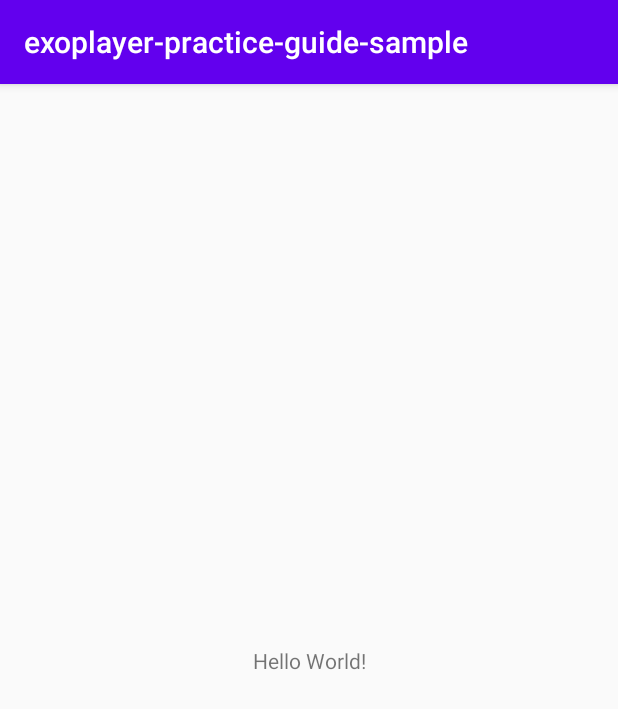
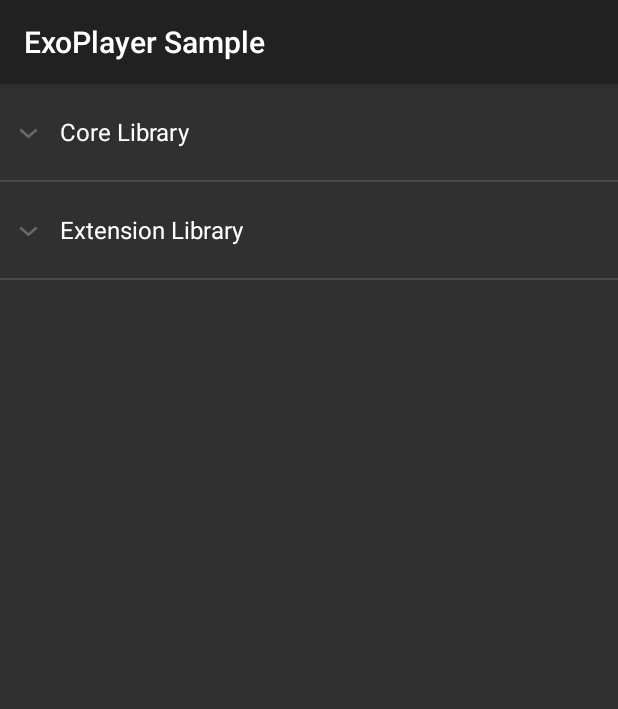
Before and after one commit to TakuSemba/exoplayer-practice-guide-sample, an Android app: the screen it shows after launch (MainActivity before the commit, SampleChooserActivity after it), on a phone screen of 412 x 824 dp. Shown: the top 709 px of the screen. Run offline under Robolectric (Android 15) with nearby library versions, the phone set to English and light mode, and no system bars.

Commit message:
create sample chooser

```diff
--- a/app/src/main/java/com/takusemba/exobook/MainActivity.kt
+++ /dev/null
@@ -1,12 +0,0 @@
-package com.takusemba.exobook
-
-import androidx.appcompat.app.AppCompatActivity
-import android.os.Bundle
-
-class MainActivity : AppCompatActivity() {
-
-    override fun onCreate(savedInstanceState: Bundle?) {
-        super.onCreate(savedInstanceState)
-        setContentView(R.layout.activity_main)
-    }
-}
--- /dev/null
+++ b/app/src/main/java/com/takusemba/exobook/SampleAdapter.kt
@@ -0,0 +1,102 @@
+package com.takusemba.exobook
+
+import android.view.LayoutInflater
+import android.view.View
+import android.view.ViewGroup
+import android.widget.BaseExpandableListAdapter
+import android.widget.TextView
+
+class SampleAdapter : BaseExpandableListAdapter() {
+
+    override fun getGroupView(
+        groupPosition: Int,
+        isExpanded: Boolean,
+        convertView: View?,
+        parent: ViewGroup
+    ): View {
+        val view = convertView ?: LayoutInflater.from(parent.context)
+            .inflate(android.R.layout.simple_expandable_list_item_1, parent, false)
+        val (title, _) = getGroup(groupPosition)
+        (view as TextView).text = title
+        return view
+    }
+
+    override fun getGroup(groupPosition: Int): Pair<String, Array<String>> {
+        return SAMPLE_GROUP[groupPosition]
+    }
+
+    override fun getGroupId(groupPosition: Int): Long {
+        return groupPosition.toLong()
+    }
+
+    override fun getGroupCount(): Int {
+        return SAMPLE_GROUP.size
+    }
+
+    override fun getChildView(
+        groupPosition: Int,
+        childPosition: Int,
+        isLastChild: Boolean,
+        convertView: View?,
+        parent: ViewGroup
+    ): View {
+        val view = convertView ?: LayoutInflater.from(parent.context)
+            .inflate(android.R.layout.simple_list_item_1, parent, false)
+        val title = getChild(groupPosition, childPosition)
+        view.findViewById<TextView>(android.R.id.text1).text = title
+        return view
+    }
+
+    override fun getChild(groupPosition: Int, childPosition: Int): String {
+        val (_, samples) = getGroup(groupPosition)
+        return samples[childPosition]
+    }
+
+    override fun getChildId(groupPosition: Int, childPosition: Int): Long {
+        return childPosition.toLong()
+    }
+
+    override fun getChildrenCount(groupPosition: Int): Int {
+        val (_, samples) = getGroup(groupPosition)
+        return samples.size
+    }
+
+    override fun hasStableIds(): Boolean {
+        return false
+    }
+
+    override fun isChildSelectable(groupPosition: Int, childPosition: Int): Boolean {
+        return true
+    }
+
+    companion object {
+
+        private val CORE_SAMPLES = arrayOf(
+            "Chapter 1",
+            "Chapter 2",
+            "Chapter 3",
+            "Chapter 4",
+            "Chapter 5",
+            "Chapter 6",
+            "Chapter 7",
+            "Chapter 8",
+            "Chapter 9"
+        )
+
+        private val EXTENSION_SAMPLES = arrayOf(
+            "Chapter 1 (IMA)",
+            "Chapter 2 (Cast)",
+            "Chapter 3 (MediaSession)",
+            "Chapter 4 (Network)",
+            "Chapter 5 (Codec)",
+            "Chapter 6 (Scheduler)",
+            "Chapter 7 (RTMP)",
+            "Chapter 8 (Leanback)"
+        )
+
+        private val SAMPLE_GROUP = arrayOf(
+            Pair("Core Library", CORE_SAMPLES),
+            Pair("Extension Library", EXTENSION_SAMPLES)
+        )
+    }
+}
--- /dev/null
+++ b/app/src/main/java/com/takusemba/exobook/SampleChooserActivity.kt
@@ -0,0 +1,44 @@
+package com.takusemba.exobook
+
+import android.content.Context
+import android.content.Intent
+import android.os.Bundle
+import android.view.MenuItem
+import android.view.View
+import android.widget.ExpandableListView
+import androidx.appcompat.app.AppCompatActivity
+
+class SampleChooserActivity : AppCompatActivity(), ExpandableListView.OnChildClickListener {
+
+    override fun onCreate(savedInstanceState: Bundle?) {
+        super.onCreate(savedInstanceState)
+        setContentView(R.layout.activity_sample_chooser)
+        val sampleAdapter = SampleAdapter()
+        val sampleListView = findViewById<ExpandableListView>(R.id.sample_list)
+        sampleListView.setAdapter(sampleAdapter)
+        sampleListView.setOnChildClickListener(this)
+    }
+
+    override fun onOptionsItemSelected(item: MenuItem): Boolean {
+        item.isChecked = !item.isChecked
+        return true
+    }
+
+    override fun onChildClick(
+        parent: ExpandableListView,
+        view: View,
+        groupPosition: Int,
+        childPosition: Int,
+        id: Long
+    ): Boolean {
+
+        return true
+    }
+
+    companion object {
+
+        fun createIntent(context: Context): Intent {
+            return Intent(context, SampleChooserActivity::class.java)
+        }
+    }
+}
--- a/app/src/main/res/layout/activity_main.xml
+++ b/app/src/main/res/layout/activity_sample_chooser.xml
@@ -4,15 +4,15 @@
     xmlns:tools="http://schemas.android.com/tools"
     android:layout_width="match_parent"
     android:layout_height="match_parent"
-    tools:context=".MainActivity">
+    tools:context=".SampleChooserActivity">
 
-    <TextView
-        android:layout_width="wrap_content"
-        android:layout_height="wrap_content"
-        android:text="Hello World!"
+    <ExpandableListView
+        android:id="@+id/sample_list"
+        android:layout_width="match_parent"
+        android:layout_height="match_parent"
         app:layout_constraintBottom_toBottomOf="parent"
-        app:layout_constraintLeft_toLeftOf="parent"
-        app:layout_constraintRight_toRightOf="parent"
+        app:layout_constraintEnd_toEndOf="parent"
+        app:layout_constraintStart_toStartOf="parent"
         app:layout_constraintTop_toTopOf="parent" />
 
 </androidx.constraintlayout.widget.ConstraintLayout>
--- a/app/src/main/res/values/colors.xml
+++ /dev/null
@@ -1,6 +0,0 @@
-<?xml version="1.0" encoding="utf-8"?>
-<resources>
-    <color name="colorPrimary">#6200EE</color>
-    <color name="colorPrimaryDark">#3700B3</color>
-    <color name="colorAccent">#03DAC5</color>
-</resources>
--- a/app/src/main/res/values/strings.xml
+++ b/app/src/main/res/values/strings.xml
@@ -1,3 +1,3 @@
 <resources>
-    <string name="app_name">exoplayer-practice-guide-sample</string>
+    <string name="app_name">ExoPlayer Sample</string>
 </resources>
```
Also changed, not shown: app/build.gradle (+16 -10 lines), app/src/main/AndroidManifest.xml (+13 -3 lines), app/src/main/res/values/styles.xml (+17 -7 lines), build.gradle (+1 -7 lines), 2 other files.
